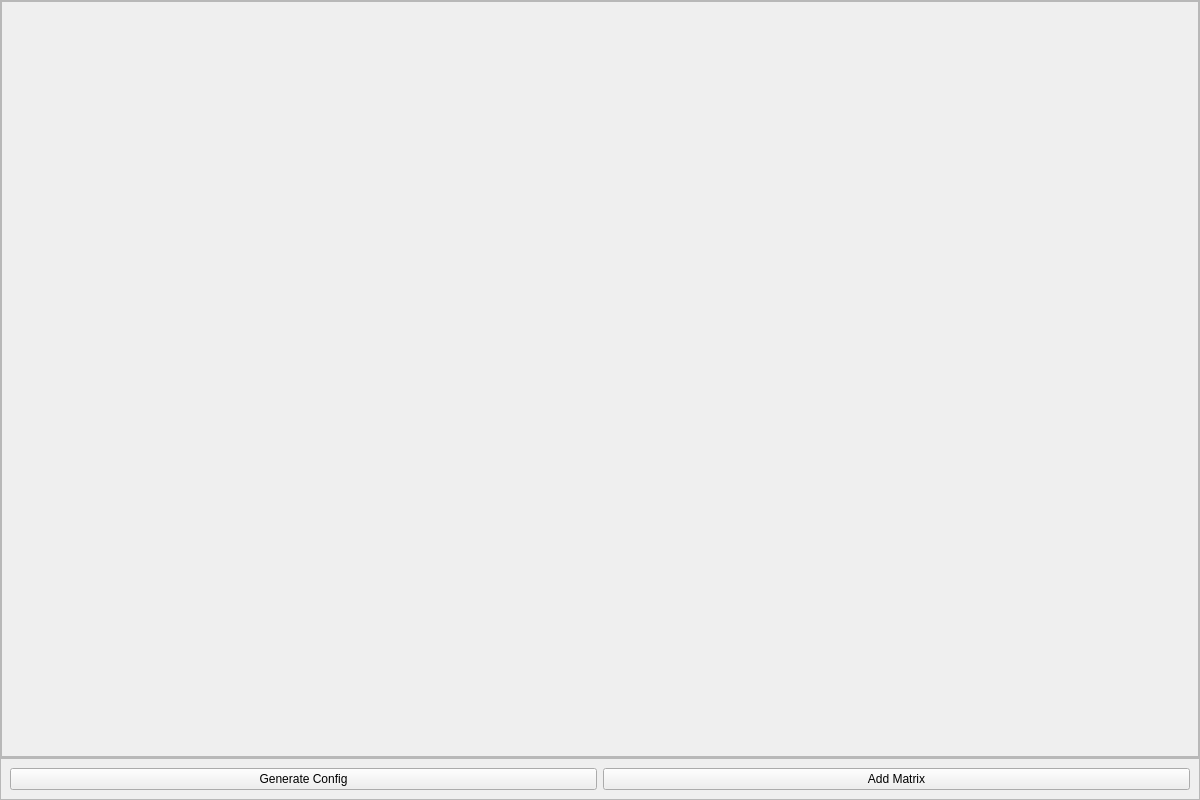
Qt form driver/driver.ui (HarishKumarSedu/IVM6311_Validation) before a commit.
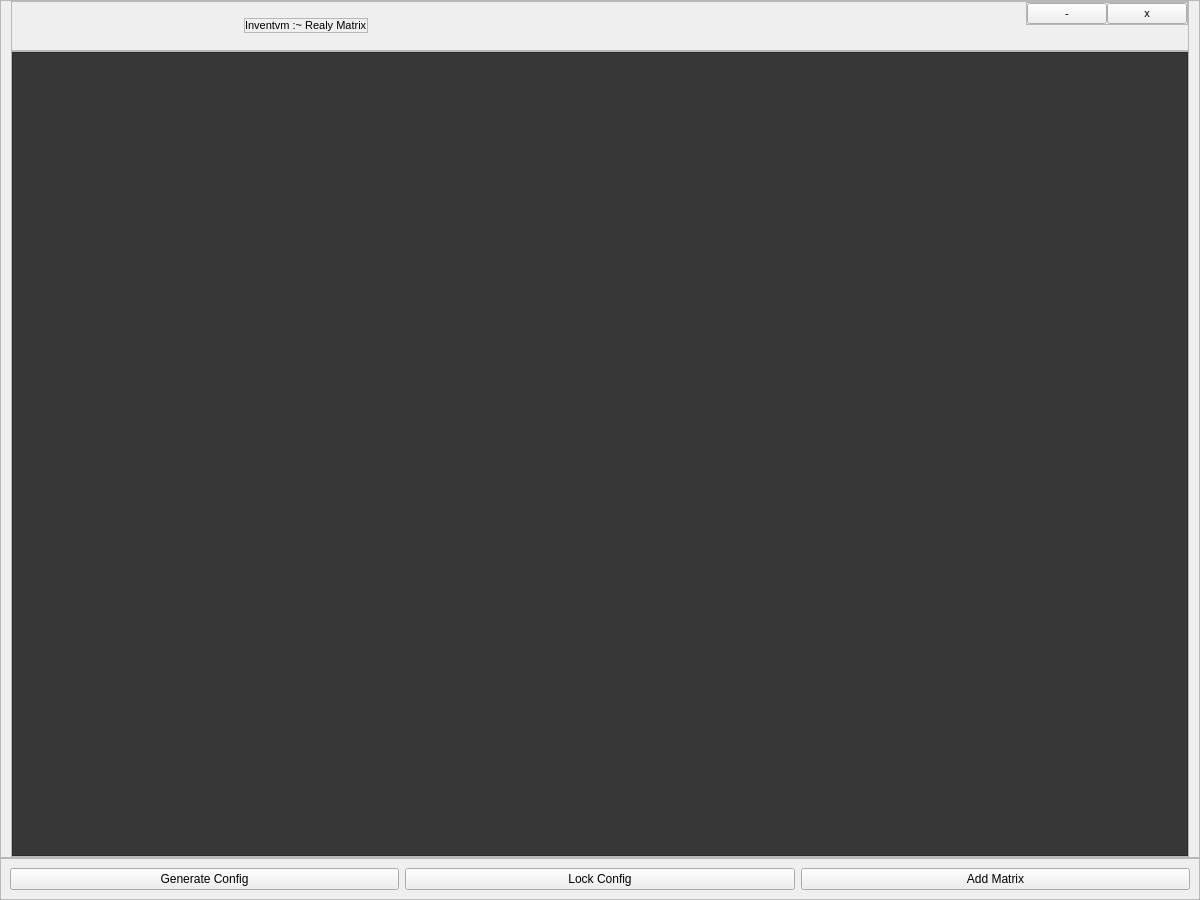
The same form after that commit.

Diff of the .ui file:
```diff
--- a/driver/driver.ui
+++ b/driver/driver.ui
@@ -7,7 +7,7 @@
     <x>0</x>
     <y>0</y>
     <width>1200</width>
-    <height>800</height>
+    <height>900</height>
    </rect>
   </property>
   <property name="sizePolicy">
@@ -56,6 +56,73 @@
     </property>
     <item>
      <widget class="QFrame" name="bodyFrame">
+      <property name="font">
+       <font>
+        <pointsize>8</pointsize>
+        <weight>50</weight>
+        <bold>false</bold>
+       </font>
+      </property>
+      <property name="frameShape">
+       <enum>QFrame::StyledPanel</enum>
+      </property>
+      <property name="frameShadow">
+       <enum>QFrame::Raised</enum>
+      </property>
+      <layout class="QVBoxLayout" name="bodyFrameverticalLayout">
+       <property name="spacing">
+        <number>0</number>
+       </property>
+       <property name="leftMargin">
+        <number>10</number>
+       </property>
+       <property name="topMargin">
+        <number>0</number>
+       </property>
+       <property name="rightMargin">
+        <number>10</number>
+       </property>
+       <property name="bottomMargin">
+        <number>0</number>
+       </property>
+       <item>
+        <widget class="QFrame" name="headerFrame">
+         <property name="minimumSize">
+          <size>
+           <width>0</width>
+           <height>50</height>
+          </size>
+         </property>
+         <property name="maximumSize">
+          <size>
+           <width>16777215</width>
+           <height>100</height>
+          </size>
+         </property>
+         <property name="frameShape">
+          <enum>QFrame::StyledPanel</enum>
+         </property>
+         <property name="frameShadow">
+          <enum>QFrame::Raised</enum>
+         </property>
+         <layout class="QHBoxLayout" name="horizontalLayout">
+          <property name="spacing">
+           <number>0</number>
+          </property>
+          <property name="leftMargin">
+           <number>0</number>
+          </property>
+          <property name="topMargin">
+           <number>0</number>
+          </property>
+          <property name="rightMargin">
+           <number>0</number>
+          </property>
+          <property name="bottomMargin">
+           <number>0</number>
+          </property>
+          <item alignment="Qt::AlignHCenter|Qt::AlignVCenter">
+           <widget class="QFrame" name="frame_2">
       <property name="frameShape">
        <enum>QFrame::StyledPanel</enum>
       </property>
@@ -78,8 +145,95 @@
        <property name="bottomMargin">
         <number>0</number>
        </property>
+             <item alignment="Qt::AlignVCenter">
+              <widget class="QLabel" name="headerText">
+               <property name="minimumSize">
+                <size>
+                 <width>0</width>
+                 <height>0</height>
+                </size>
+               </property>
+               <property name="text">
+                <string>Inventvm :~ Realy Matrix</string>
+               </property>
+              </widget>
+             </item>
+            </layout>
+           </widget>
+          </item>
+          <item alignment="Qt::AlignRight|Qt::AlignTop">
+           <widget class="QFrame" name="frame">
+            <property name="frameShape">
+             <enum>QFrame::StyledPanel</enum>
+            </property>
+            <property name="frameShadow">
+             <enum>QFrame::Raised</enum>
+            </property>
+            <layout class="QHBoxLayout" name="horizontalLayout_2">
+             <property name="spacing">
+              <number>0</number>
+             </property>
+             <property name="leftMargin">
+              <number>0</number>
+             </property>
+             <property name="topMargin">
+              <number>0</number>
+             </property>
+             <property name="rightMargin">
+              <number>0</number>
+             </property>
+             <property name="bottomMargin">
+              <number>0</number>
+             </property>
+             <item>
+              <widget class="QPushButton" name="minimize">
+               <property name="text">
+                <string>-</string>
+               </property>
+              </widget>
+             </item>
+             <item>
+              <widget class="QPushButton" name="closeButton">
+               <property name="text">
+                <string>x</string>
+               </property>
+              </widget>
+             </item>
+            </layout>
+           </widget>
+          </item>
+         </layout>
+        </widget>
+       </item>
+       <item>
+        <widget class="QFrame" name="scrollAreaFrame">
+         <property name="frameShape">
+          <enum>QFrame::StyledPanel</enum>
+         </property>
+         <property name="frameShadow">
+          <enum>QFrame::Raised</enum>
+         </property>
+         <layout class="QVBoxLayout" name="scrollAreaFrameverticalLayout">
+          <property name="spacing">
+           <number>0</number>
+          </property>
+          <property name="leftMargin">
+           <number>0</number>
+          </property>
+          <property name="topMargin">
+           <number>0</number>
+          </property>
+          <property name="rightMargin">
+           <number>0</number>
+          </property>
+          <property name="bottomMargin">
+           <number>0</number>
+          </property>
        <item>
         <widget class="QScrollArea" name="scrollArea">
+            <property name="styleSheet">
+             <string notr="true">background-color: rgb(55,55,55);</string>
+            </property>
          <property name="widgetResizable">
           <bool>true</bool>
          </property>
@@ -88,11 +242,14 @@
            <rect>
             <x>0</x>
             <y>0</y>
-            <width>1196</width>
-            <height>746</height>
-           </rect>
-          </property>
-          <layout class="QVBoxLayout" name="scrollAreaWidgetContentsverticalLayout">
+               <width>1174</width>
+               <height>794</height>
+              </rect>
+             </property>
+             <property name="styleSheet">
+              <string notr="true"/>
+             </property>
+             <layout class="QVBoxLayout" name="scrollAreaContentsverticalLayout">
            <property name="spacing">
             <number>0</number>
            </property>
@@ -110,6 +267,9 @@
            </property>
           </layout>
          </widget>
+           </widget>
+          </item>
+         </layout>
         </widget>
        </item>
       </layout>
@@ -138,7 +298,14 @@
         </widget>
        </item>
        <item>
-        <widget class="QPushButton" name="pushButton_2">
+        <widget class="QPushButton" name="lockConfigPushButton">
+         <property name="text">
+          <string>Lock Config</string>
+         </property>
+        </widget>
+       </item>
+       <item>
+        <widget class="QPushButton" name="addMatrixPushButton">
          <property name="text">
           <string>Add Matrix</string>
          </property>
```
Left out of the diff: 23 changed lines with no effect on the pictures. Lines whose indentation alone changed are shown as unchanged.
